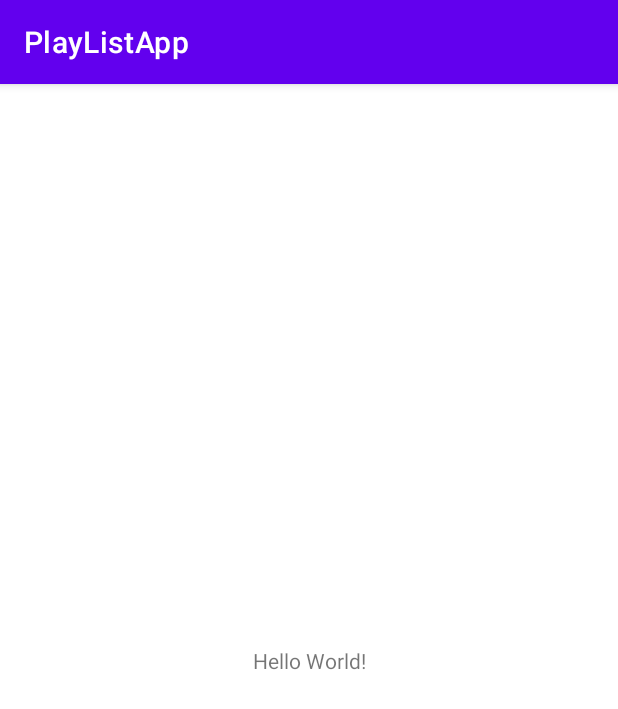
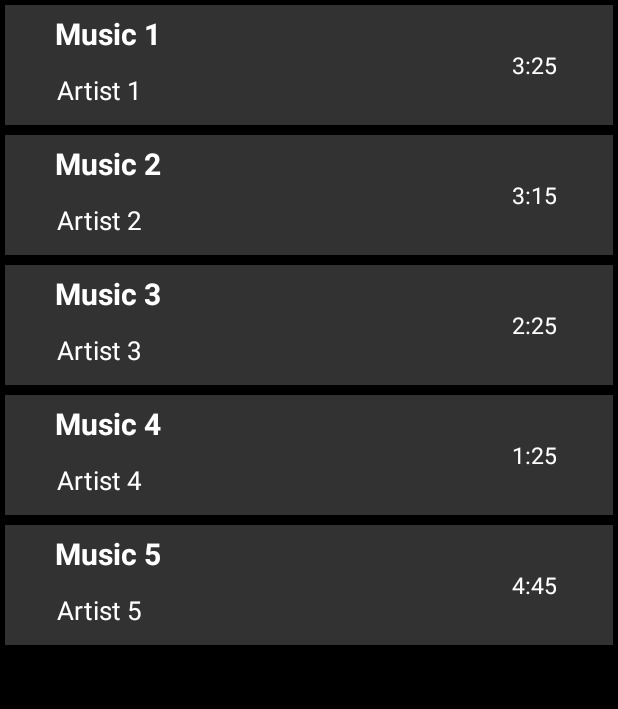
Before and after one commit to artfrc/android, an Android app: the screen it shows after launch (MainActivity), on a phone screen of 412 x 824 dp. Shown: the top 709 px of the screen. Run offline under Robolectric (Android 15) with nearby library versions, the light colour scheme and no system bars.

Commit message:
Update AppPlayList

```diff
--- a/files/PlayListApp/app/src/main/AndroidManifest.xml
+++ b/files/PlayListApp/app/src/main/AndroidManifest.xml
@@ -14,6 +14,9 @@
         android:theme="@style/Theme.PlayListApp"
         tools:targetApi="31">
         <activity
+            android:name=".SecondActivity"
+            android:exported="false" />
+        <activity
             android:name=".MainActivity"
             android:exported="true">
             <intent-filter>
--- a/files/PlayListApp/app/src/main/java/com/androiddev/playlistapp/MainActivity.kt
+++ b/files/PlayListApp/app/src/main/java/com/androiddev/playlistapp/MainActivity.kt
@@ -1,11 +1,47 @@
 package com.androiddev.playlistapp
 
+import android.content.Intent
+import android.graphics.Color
 import androidx.appcompat.app.AppCompatActivity
 import android.os.Bundle
+import android.widget.Toast
+import androidx.recyclerview.widget.LinearLayoutManager
+import androidx.recyclerview.widget.RecyclerView
+import com.androiddev.playlistapp.databinding.ActivityMainBinding
 
 class MainActivity : AppCompatActivity() {
+
+    private lateinit var binding : ActivityMainBinding
+    private val musicList = listOf<Music>(
+        Music("Music 1", "Artist 1", "3:25"),
+        Music("Music 2", "Artist 2", "3:15"),
+        Music("Music 3", "Artist 3", "2:25"),
+        Music("Music 4", "Artist 4", "1:25"),
+        Music("Music 5", "Artist 5", "4:45")
+    )
+
     override fun onCreate(savedInstanceState: Bundle?) {
         super.onCreate(savedInstanceState)
-        setContentView(R.layout.activity_main)
+        binding = ActivityMainBinding.inflate(layoutInflater)
+        val view = binding.root
+        setContentView(view)
+
+        val recyclerView = binding.recyclerView
+        recyclerView.setBackgroundColor(Color.BLACK)
+        recyclerView.layoutManager = LinearLayoutManager(this)
+        recyclerView.adapter = RecyclerViewAdapter(
+            musicList,
+        ){ selectedItem : Music ->
+            listItemClicked(selectedItem)
+        }
+
     }
+
+    private fun listItemClicked(music : Music){
+
+        val intent = Intent(this,SecondActivity::class.java)
+        startActivity(intent)
+
+    }
+
 }
--- /dev/null
+++ b/files/PlayListApp/app/src/main/java/com/androiddev/playlistapp/Music.kt
@@ -0,0 +1,3 @@
+package com.androiddev.playlistapp
+
+data class Music(val name : String, val artist : String, val duration : String)
--- /dev/null
+++ b/files/PlayListApp/app/src/main/java/com/androiddev/playlistapp/RecyclerViewAdapter.kt
@@ -0,0 +1,49 @@
+package com.androiddev.playlistapp
+
+import android.view.LayoutInflater
+import android.view.View
+import android.view.ViewGroup
+import android.widget.TextView
+import androidx.recyclerview.widget.RecyclerView
+import androidx.viewbinding.ViewBinding
+
+class RecyclerViewAdapter(
+    private val musicList : List<Music>,
+    private val clickListener :(Music)->Unit
+    ) : RecyclerView.Adapter<MyViewHolder>(){
+
+    override fun onCreateViewHolder(parent: ViewGroup, viewType: Int): MyViewHolder {
+        val layoutInflater = LayoutInflater.from(parent.context)
+        val listItem = layoutInflater.inflate(R.layout.list_item,parent,false)
+        return MyViewHolder(listItem)
+    }
+
+    override fun onBindViewHolder(holder: MyViewHolder, position: Int) {
+        holder.bind(musicList[position],clickListener)
+    }
+
+    override fun getItemCount(): Int {
+        return musicList.size
+    }
+
+}
+
+class MyViewHolder(val view: View):RecyclerView.ViewHolder(view){
+
+    fun bind(music : Music, clickListener : (Music)->Unit) {
+        val tvMusic = view.findViewById<TextView>(R.id.tvMusic)
+        tvMusic.text = music.name
+
+        val tvArtist = view.findViewById<TextView>(R.id.tvArtist)
+        tvArtist.text = music.artist
+
+        val tvDuration = view.findViewById<TextView>(R.id.tvDuration)
+        tvDuration.text = music.duration
+
+        view.setOnClickListener{
+            clickListener(music)
+        }
+
+    }
+
+}
--- a/files/PlayListApp/app/src/main/res/layout/activity_main.xml
+++ b/files/PlayListApp/app/src/main/res/layout/activity_main.xml
@@ -6,10 +6,14 @@
     android:layout_height="match_parent"
     tools:context=".MainActivity">
 
-    <TextView
-        android:layout_width="wrap_content"
-        android:layout_height="wrap_content"
-        android:text="Hello World!"
+    <androidx.recyclerview.widget.RecyclerView
+        android:id="@+id/recyclerView"
+        android:layout_width="0dp"
+        android:layout_height="0dp"
+        android:layout_marginStart="0dp"
+        android:layout_marginTop="0dp"
+        android:layout_marginEnd="0dp"
+        android:layout_marginBottom="0dp"
         app:layout_constraintBottom_toBottomOf="parent"
         app:layout_constraintEnd_toEndOf="parent"
         app:layout_constraintStart_toStartOf="parent"
--- /dev/null
+++ b/files/PlayListApp/app/src/main/res/layout/list_item.xml
@@ -0,0 +1,54 @@
+<?xml version="1.0" encoding="utf-8"?>
+<androidx.constraintlayout.widget.ConstraintLayout xmlns:android="http://schemas.android.com/apk/res/android"
+    xmlns:app="http://schemas.android.com/apk/res-auto"
+    android:id="@+id/listItemID"
+    android:layout_width="match_parent"
+    android:layout_height="80dp"
+    android:background="@color/background"
+    android:layout_margin="5px">
+
+    <TextView
+        android:id="@+id/tvMusic"
+        android:layout_width="wrap_content"
+        android:layout_height="wrap_content"
+        android:text="Music"
+        android:textColor="@color/white"
+        android:textSize="20dp"
+        android:textStyle="bold"
+        app:layout_constraintBottom_toBottomOf="parent"
+        app:layout_constraintHorizontal_bias="0.1"
+        app:layout_constraintLeft_toLeftOf="parent"
+        app:layout_constraintRight_toRightOf="parent"
+        app:layout_constraintTop_toTopOf="parent"
+        app:layout_constraintVertical_bias="0.1" />
+
+    <TextView
+        android:id="@+id/tvArtist"
+        android:layout_width="wrap_content"
+        android:layout_height="wrap_content"
+        android:text="Artist"
+        android:textColor="@color/white"
+        android:textSize="17dp"
+        app:layout_constraintBottom_toBottomOf="parent"
+        app:layout_constraintHorizontal_bias="0.1"
+        app:layout_constraintLeft_toLeftOf="parent"
+        app:layout_constraintRight_toRightOf="parent"
+        app:layout_constraintTop_toTopOf="parent"
+        app:layout_constraintVertical_bias="0.8" />
+
+    <TextView
+        android:id="@+id/tvDuration"
+        android:layout_width="wrap_content"
+        android:layout_height="wrap_content"
+        android:text="3:24"
+        android:textColor="@color/white"
+        android:textSize="15dp"
+        app:layout_constraintBottom_toBottomOf="parent"
+        app:layout_constraintHorizontal_bias="0.9"
+        app:layout_constraintLeft_toLeftOf="parent"
+        app:layout_constraintRight_toRightOf="parent"
+        app:layout_constraintTop_toTopOf="parent"
+        app:layout_constraintVertical_bias="0.5" />
+
+
+</androidx.constraintlayout.widget.ConstraintLayout>
--- a/files/PlayListApp/app/src/main/res/values/colors.xml
+++ b/files/PlayListApp/app/src/main/res/values/colors.xml
@@ -7,4 +7,7 @@
     <color name="teal_700">#FF018786</color>
     <color name="black">#FF000000</color>
     <color name="white">#FFFFFFFF</color>
+
+    <color name="background">#323232</color>
+
 </resources>
--- a/files/PlayListApp/app/src/main/res/values/themes.xml
+++ b/files/PlayListApp/app/src/main/res/values/themes.xml
@@ -1,9 +1,9 @@
 <resources xmlns:tools="http://schemas.android.com/tools">
     <!-- Base application theme. -->
-    <style name="Theme.PlayListApp" parent="Theme.MaterialComponents.DayNight.DarkActionBar">
+    <style name="Theme.PlayListApp" parent="Theme.MaterialComponents.DayNight.NoActionBar">
         <!-- Primary brand color. -->
         <item name="colorPrimary">@color/purple_500</item>
-        <item name="colorPrimaryVariant">@color/purple_700</item>
+        <item name="colorPrimaryVariant">@color/black</item>
         <item name="colorOnPrimary">@color/white</item>
         <!-- Secondary brand color. -->
         <item name="colorSecondary">@color/teal_200</item>
```
Also changed, not shown: files/PlayListApp/app/build.gradle (+9 -0 lines), files/PlayListApp/app/src/main/java/com/androiddev/playlistapp/SecondActivity.kt (added, +20 -0 lines), files/PlayListApp/app/src/main/res/layout/activity_second.xml (added, +56 -0 lines).
